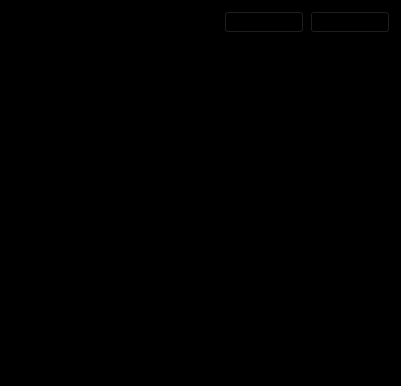
Old version of the form OdtwarzaczPlikowAudio/filemanagerwindow.ui in the repository leonpawlowski/ProgramowanieObiektoweProjekt.
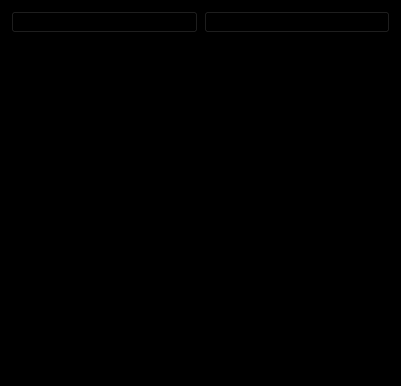
New version of the form.

```diff
--- a/OdtwarzaczPlikowAudio/filemanagerwindow.ui
+++ b/OdtwarzaczPlikowAudio/filemanagerwindow.ui
@@ -19,16 +19,6 @@
   <layout class="QVBoxLayout" name="verticalLayout">
    <item>
     <layout class="QHBoxLayout" name="horizontalLayout">
-     <item>
-      <widget class="QLineEdit" name="lineEdit">
-       <property name="sizePolicy">
-        <sizepolicy hsizetype="Expanding" vsizetype="Fixed">
-         <horstretch>0</horstretch>
-         <verstretch>0</verstretch>
-        </sizepolicy>
-       </property>
-      </widget>
-     </item>
      <item>
       <widget class="QPushButton" name="addPath">
        <property name="text">
```
